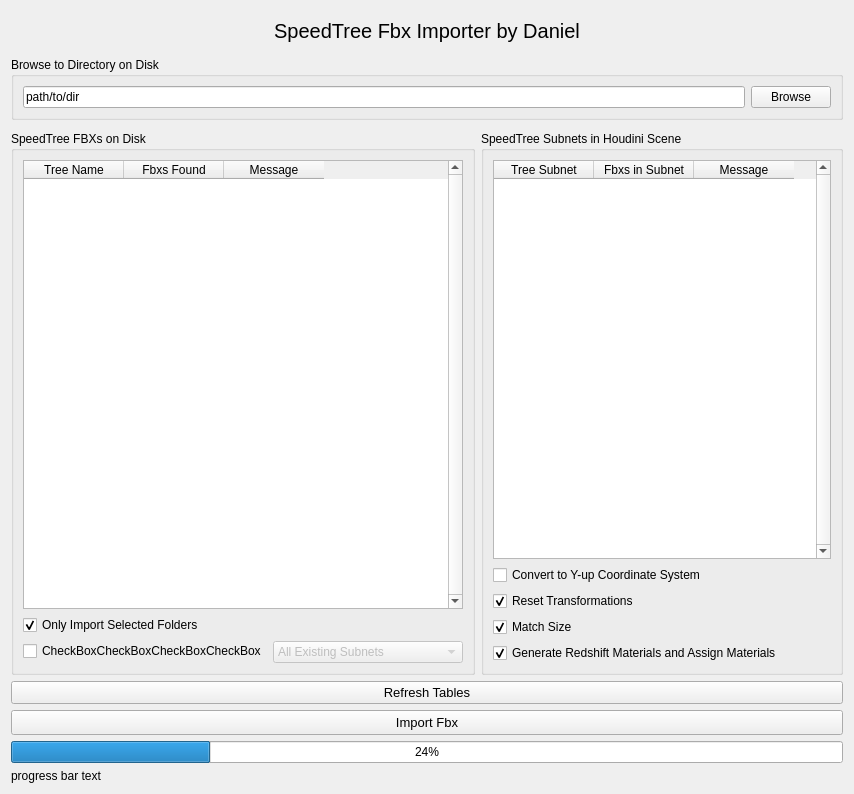
The window that SpeedTreeAssetGenerator/SpeedTreeImportFbxUI.ui (danieltslee/SpeedTreeFbxImporter) describes before a commit, drawn with Qt 5.
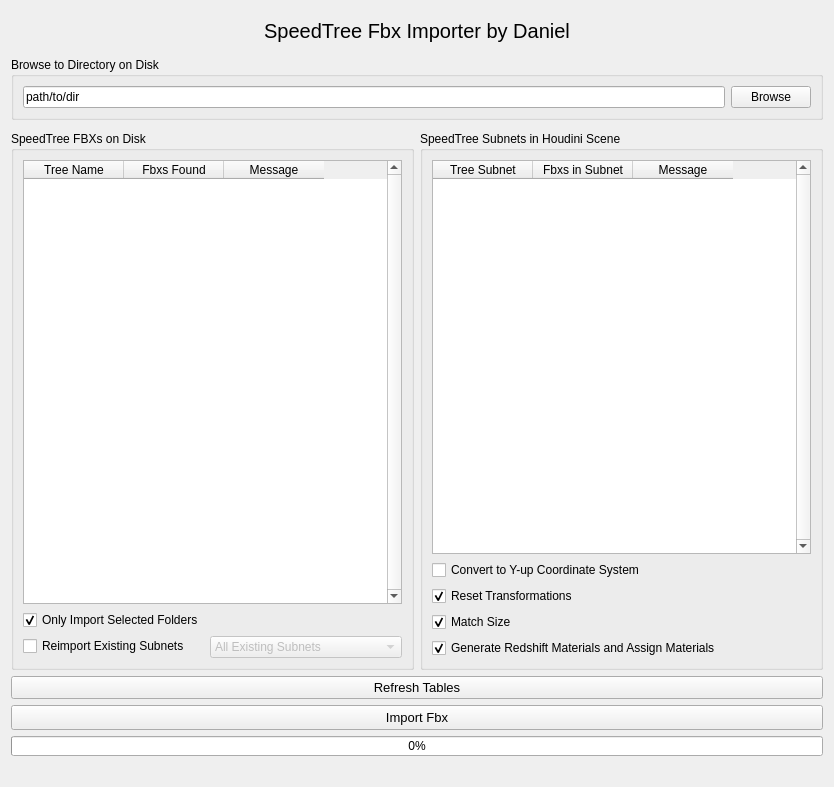
The same window after the commit.

Commit message: Added some TODOs TODO: clean up Worker class to take less args.

Diff of the .ui file:
```diff
--- a/SpeedTreeAssetGenerator/SpeedTreeImportFbxUI.ui
+++ b/SpeedTreeAssetGenerator/SpeedTreeImportFbxUI.ui
@@ -6,8 +6,8 @@
    <rect>
     <x>0</x>
     <y>0</y>
-    <width>854</width>
-    <height>794</height>
+    <width>834</width>
+    <height>787</height>
    </rect>
   </property>
   <property name="font">
@@ -257,7 +257,7 @@
           <item row="1" column="0">
            <widget class="QCheckBox" name="reimportExistingSubnets">
             <property name="text">
-             <string>CheckBoxCheckBoxCheckBoxCheckBox</string>
+             <string>Reimport Existing Subnets</string>
             </property>
            </widget>
           </item>
@@ -474,15 +474,33 @@
    </item>
    <item>
     <widget class="QProgressBar" name="progressBar">
+     <property name="sizePolicy">
+      <sizepolicy hsizetype="Expanding" vsizetype="Maximum">
+       <horstretch>0</horstretch>
+       <verstretch>0</verstretch>
+      </sizepolicy>
+     </property>
+     <property name="minimumSize">
+      <size>
+       <width>0</width>
+       <height>0</height>
+      </size>
+     </property>
+     <property name="maximumSize">
+      <size>
+       <width>16777215</width>
+       <height>20</height>
+      </size>
+     </property>
      <property name="value">
-      <number>24</number>
+      <number>0</number>
      </property>
     </widget>
    </item>
    <item>
     <widget class="QLabel" name="label_2">
      <property name="text">
-      <string>progress bar text</string>
+      <string/>
      </property>
     </widget>
    </item>
```
Left out of the diff: 2 changed lines with no effect on the pictures. The commit also changes 2 other files.
